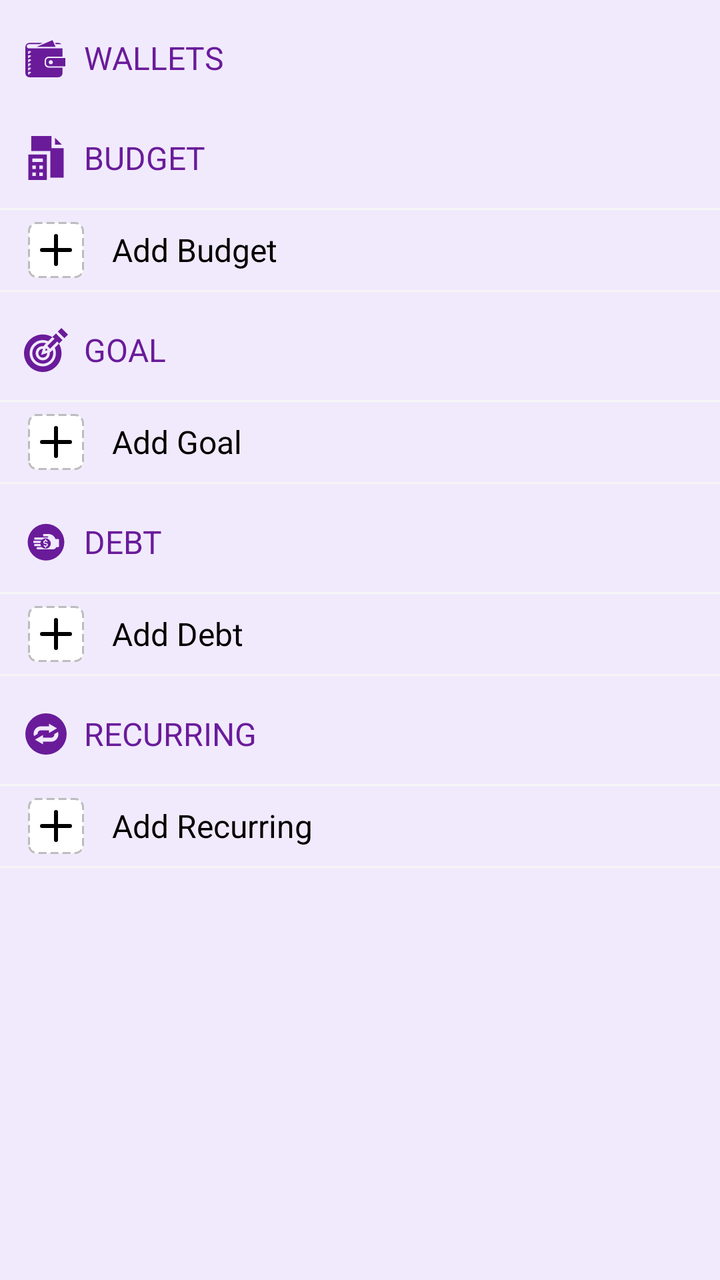
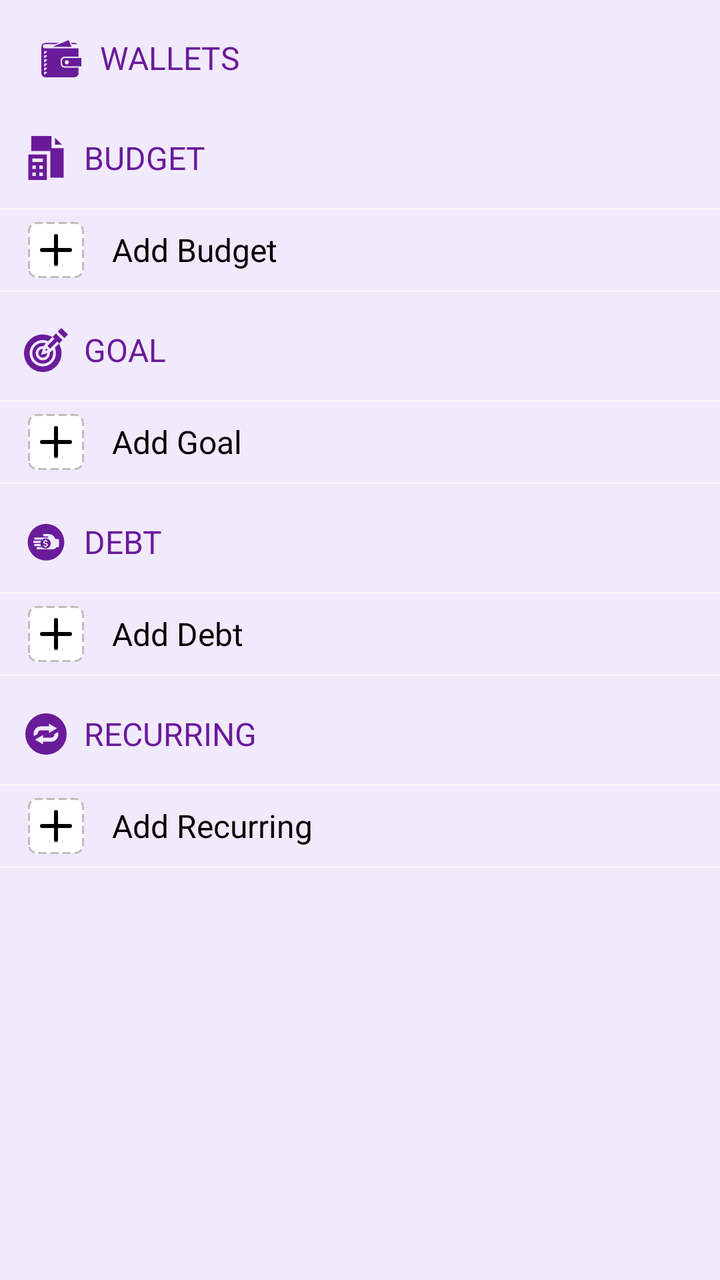

Before-and-after screenshots of an Android layout around one commit, followed by the original layout XML and the change that was made.
<!-- AndroidManifest.xml: application theme Theme.MoneyTracker -->
<!-- res/layout/fragment_more.xml -->
<?xml version="1.0" encoding="utf-8"?>
<androidx.core.widget.NestedScrollView xmlns:android="http://schemas.android.com/apk/res/android"
    xmlns:app="http://schemas.android.com/apk/res-auto"
    android:layout_width="match_parent"
    android:layout_height="match_parent"
    android:background="@color/app_light_background"
    android:fillViewport="true">

    <androidx.constraintlayout.widget.ConstraintLayout
        android:layout_width="match_parent"
        android:layout_height="wrap_content">

        
        <RelativeLayout
            android:id="@+id/rlWallets"
            android:layout_width="match_parent"
            android:layout_height="wrap_content"
            android:layout_marginTop="@dimen/margin_6"
            app:layout_constraintTop_toTopOf="parent">

            <androidx.appcompat.widget.AppCompatTextView
                android:id="@+id/tvWallets"
                android:layout_width="wrap_content"
                android:layout_height="wrap_content"
                android:layout_marginStart="@dimen/margin_12"
                android:layout_marginTop="@dimen/margin_12"
                android:drawableStart="@drawable/ic_more_wallet"
                android:drawablePadding="@dimen/padding_8"
                android:gravity="center_vertical"
                android:text="@string/wallets"
                android:textAllCaps="true"
                android:textColor="@color/vibrant_orange"
                android:textSize="@dimen/text_16"
                app:drawableTint="@color/vibrant_orange"
                app:fontFamily="@font/exo2_bold" />

            <androidx.recyclerview.widget.RecyclerView
                android:id="@+id/rvWallets"
                android:layout_width="match_parent"
                android:layout_height="wrap_content"
                android:layout_below="@id/tvWallets"
                android:layout_marginStart="@dimen/margin_10"
                android:layout_marginTop="@dimen/margin_10"
                android:layout_marginEnd="@dimen/margin_10"
                android:nestedScrollingEnabled="false"
                app:layoutManager="androidx.recyclerview.widget.GridLayoutManager"
                app:spanCount="2" />
        </RelativeLayout>

        
        <RelativeLayout
            android:id="@+id/rlBudget"
            android:layout_width="match_parent"
            android:layout_height="wrap_content"
            android:layout_marginTop="@dimen/margin_6"
            app:layout_constraintTop_toBottomOf="@id/rlWallets">

            <androidx.appcompat.widget.AppCompatTextView
                android:id="@+id/tvBudgets"
                android:layout_width="wrap_content"
                android:layout_height="wrap_content"
                android:layout_marginStart="@dimen/margin_12"
                android:layout_marginTop="@dimen/margin_12"
                android:drawableStart="@drawable/ic_more_budget"
                android:drawablePadding="@dimen/padding_8"
                android:gravity="center_vertical"
                android:text="@string/budget"
                android:textAllCaps="true"
                android:textColor="@color/vibrant_orange"
                android:textSize="@dimen/text_16"
                app:drawableTint="@color/vibrant_orange"
                app:fontFamily="@font/exo2_bold" />

            <androidx.recyclerview.widget.RecyclerView
                android:id="@+id/rvBudgets"
                android:layout_width="match_parent"
                android:layout_height="wrap_content"
                android:layout_below="@id/tvBudgets"
                android:layout_marginStart="@dimen/margin_10"
                android:layout_marginTop="@dimen/margin_10"
                android:layout_marginEnd="@dimen/margin_10"
                android:nestedScrollingEnabled="false"
                app:layoutManager="androidx.recyclerview.widget.GridLayoutManager"
                app:spanCount="2" />

            <View
                android:id="@+id/viewLineBudget1"
                android:layout_width="match_parent"
                android:layout_height="1dp"
                android:layout_below="@+id/rvBudgets"
                android:layout_marginTop="@dimen/margin_4"
                android:background="@color/light_grey"
                app:layout_constraintEnd_toEndOf="parent"
                app:layout_constraintStart_toStartOf="parent"
                app:layout_constraintTop_toTopOf="parent" />

            <LinearLayout
                android:id="@+id/layoutAddBudget"
                android:layout_width="match_parent"
                android:layout_height="40dp"
                android:layout_below="@+id/viewLineBudget1"
                android:gravity="center_vertical"
                android:orientation="horizontal"
                android:paddingTop="@dimen/padding_6"
                android:paddingBottom="@dimen/padding_6"
                app:layout_constraintStart_toStartOf="parent">

                <androidx.appcompat.widget.AppCompatImageView
                    android:layout_width="28dp"
                    android:layout_height="28dp"
                    android:layout_marginStart="@dimen/margin_14"
                    android:background="@drawable/bg_dotted_border"
                    android:scaleType="center"
                    app:srcCompat="@drawable/ic_add"
                    app:tint="@color/black" />

                <androidx.appcompat.widget.AppCompatTextView
                    android:layout_width="wrap_content"
                    android:layout_height="wrap_content"
                    android:layout_marginStart="@dimen/margin_14"
                    android:text="@string/add_budget"
                    android:textColor="@color/black"
                    android:textSize="@dimen/text_16"
                    app:fontFamily="@font/exo2_semibold" />
            </LinearLayout>

            <View
                android:id="@+id/viewLineBudget2"
                android:layout_width="match_parent"
                android:layout_height="1dp"
                android:layout_below="@+id/layoutAddBudget"
                android:background="@color/light_grey"
                app:layout_constraintEnd_toEndOf="parent"
                app:layout_constraintStart_toStartOf="parent"
                app:layout_constraintTop_toTopOf="parent" />
        </RelativeLayout>

        
        <RelativeLayout
            android:id="@+id/rlGoal"
            android:layout_width="match_parent"
            android:layout_height="wrap_content"
            android:layout_marginTop="@dimen/margin_6"
            app:layout_constraintTop_toBottomOf="@id/rlBudget">

            <androidx.appcompat.widget.AppCompatTextView
                android:id="@+id/tvGoal"
                android:layout_width="wrap_content"
                android:layout_height="wrap_content"
                android:layout_marginStart="@dimen/margin_12"
                android:layout_marginTop="@dimen/margin_12"
                android:drawableStart="@drawable/ic_more_goal"
                android:drawablePadding="@dimen/padding_8"
                app:drawableTint="@color/vibrant_orange"
                android:gravity="center_vertical"
                android:text="@string/goal"
                android:textAllCaps="true"
                android:textColor="@color/vibrant_orange"
                android:textSize="@dimen/text_16"
                app:fontFamily="@font/exo2_bold" />

            <androidx.recyclerview.widget.RecyclerView
                android:id="@+id/rvGoal"
                android:layout_width="match_parent"
                android:layout_height="wrap_content"
                android:layout_below="@id/tvGoal"
                android:layout_marginStart="@dimen/margin_10"
                android:layout_marginTop="@dimen/margin_10"
                android:layout_marginEnd="@dimen/margin_10"
                android:nestedScrollingEnabled="false"
                app:layoutManager="androidx.recyclerview.widget.GridLayoutManager"
                app:spanCount="2" />

            <View
                android:id="@+id/viewLineGoal1"
                android:layout_width="match_parent"
                android:layout_height="1dp"
                android:layout_below="@+id/rvGoal"
                android:layout_marginTop="@dimen/margin_4"
                android:background="@color/light_grey"
                app:layout_constraintEnd_toEndOf="parent"
                app:layout_constraintStart_toStartOf="parent"
                app:layout_constraintTop_toTopOf="parent" />

            <LinearLayout
                android:id="@+id/layoutAddGoal"
                android:layout_width="match_parent"
                android:layout_height="40dp"
                android:layout_below="@+id/viewLineGoal1"
                android:gravity="center_vertical"
                android:orientation="horizontal"
                android:paddingTop="@dimen/padding_6"
                android:paddingBottom="@dimen/padding_6"
                app:layout_constraintStart_toStartOf="parent">

                <androidx.appcompat.widget.AppCompatImageView
                    android:layout_width="28dp"
                    android:layout_height="28dp"
                    android:layout_marginStart="@dimen/margin_14"
                    android:background="@drawable/bg_dotted_border"
                    android:scaleType="center"
                    app:srcCompat="@drawable/ic_add"
                    app:tint="@color/black" />

                <androidx.appcompat.widget.AppCompatTextView
                    android:layout_width="wrap_content"
                    android:layout_height="wrap_content"
                    android:layout_marginStart="@dimen/margin_14"
                    android:text="@string/add_goal"
                    android:textColor="@color/black"
                    android:textSize="@dimen/text_16"
                    app:fontFamily="@font/exo2_semibold" />
            </LinearLayout>

            <View
                android:id="@+id/viewLineGoal2"
                android:layout_width="match_parent"
                android:layout_height="1dp"
                android:layout_below="@+id/layoutAddGoal"
                android:background="@color/light_grey"
                app:layout_constraintEnd_toEndOf="parent"
                app:layout_constraintStart_toStartOf="parent"
                app:layout_constraintTop_toTopOf="parent" />
        </RelativeLayout>

        
        <RelativeLayout
            android:id="@+id/rlDebt"
            android:layout_width="match_parent"
            android:layout_height="wrap_content"
            android:layout_marginTop="@dimen/margin_6"
            app:layout_constraintTop_toBottomOf="@id/rlGoal">

            <androidx.appcompat.widget.AppCompatTextView
                android:id="@+id/tvDebt"
                android:layout_width="wrap_content"
                android:layout_height="wrap_content"
                android:layout_marginStart="@dimen/margin_12"
                android:layout_marginTop="@dimen/margin_12"
                android:drawableStart="@drawable/ic_more_debt"
                android:drawablePadding="@dimen/padding_8"
                app:drawableTint="@color/vibrant_orange"
                android:gravity="center_vertical"
                android:text="@string/debt"
                android:textAllCaps="true"
                android:textColor="@color/vibrant_orange"
                android:textSize="@dimen/text_16"
                app:fontFamily="@font/exo2_bold" />

            <androidx.recyclerview.widget.RecyclerView
                android:id="@+id/rvDebt"
                android:layout_width="match_parent"
                android:layout_height="wrap_content"
                android:layout_below="@id/tvDebt"
                android:layout_marginStart="@dimen/margin_10"
                android:layout_marginTop="@dimen/margin_10"
                android:layout_marginEnd="@dimen/margin_10"
                android:nestedScrollingEnabled="false"
                app:layoutManager="androidx.recyclerview.widget.GridLayoutManager"
                app:spanCount="2" />

            <View
                android:id="@+id/viewLineDebt1"
                android:layout_width="match_parent"
                android:layout_height="1dp"
                android:layout_below="@+id/rvDebt"
                android:layout_marginTop="@dimen/margin_4"
                android:background="@color/light_grey"
                app:layout_constraintEnd_toEndOf="parent"
                app:layout_constraintStart_toStartOf="parent"
                app:layout_constraintTop_toTopOf="parent" />

            <LinearLayout
                android:id="@+id/layoutAddDebt"
                android:layout_width="match_parent"
                android:layout_height="40dp"
                android:layout_below="@+id/viewLineDebt1"
                android:gravity="center_vertical"
                android:orientation="horizontal"
                android:paddingTop="@dimen/padding_6"
                android:paddingBottom="@dimen/padding_6"
                app:layout_constraintStart_toStartOf="parent">

                <androidx.appcompat.widget.AppCompatImageView
                    android:layout_width="28dp"
                    android:layout_height="28dp"
                    android:layout_marginStart="@dimen/margin_14"
                    android:background="@drawable/bg_dotted_border"
                    android:scaleType="center"
                    app:srcCompat="@drawable/ic_add"
                    app:tint="@color/black" />

                <androidx.appcompat.widget.AppCompatTextView
                    android:layout_width="wrap_content"
                    android:layout_height="wrap_content"
                    android:layout_marginStart="@dimen/margin_14"
                    android:text="@string/add_debt"
                    android:textColor="@color/black"
                    android:textSize="@dimen/text_16"
                    app:fontFamily="@font/exo2_semibold" />
            </LinearLayout>

            <View
                android:id="@+id/viewLineDebt2"
                android:layout_width="match_parent"
                android:layout_height="1dp"
                android:layout_below="@+id/layoutAddDebt"
                android:background="@color/light_grey"
                app:layout_constraintEnd_toEndOf="parent"
                app:layout_constraintStart_toStartOf="parent"
                app:layout_constraintTop_toTopOf="parent" />
        </RelativeLayout>

        
        <RelativeLayout
            android:id="@+id/rlRecurring"
            android:layout_width="match_parent"
            android:layout_height="wrap_content"
            android:layout_marginTop="@dimen/margin_6"
            app:layout_constraintTop_toBottomOf="@id/rlDebt">

            <androidx.appcompat.widget.AppCompatTextView
                android:id="@+id/tvRecurring"
                android:layout_width="wrap_content"
                android:layout_height="wrap_content"
                android:layout_marginStart="@dimen/margin_12"
                android:layout_marginTop="@dimen/margin_12"
                android:drawableStart="@drawable/ic_more_recurring"
                android:drawablePadding="@dimen/padding_8"
                app:drawableTint="@color/vibrant_orange"
                android:gravity="center_vertical"
                android:text="@string/recurring"
                android:textAllCaps="true"
                android:textColor="@color/vibrant_orange"
                android:textSize="@dimen/text_16"
                app:fontFamily="@font/exo2_bold" />

            <androidx.recyclerview.widget.RecyclerView
                android:id="@+id/rvRecurring"
                android:layout_width="match_parent"
                android:layout_height="wrap_content"
                android:layout_below="@id/tvRecurring"
                android:layout_marginStart="@dimen/margin_10"
                android:layout_marginTop="@dimen/margin_10"
                android:layout_marginEnd="@dimen/margin_10"
                android:nestedScrollingEnabled="false"
                app:layoutManager="androidx.recyclerview.widget.GridLayoutManager"
                app:spanCount="2" />

            <View
                android:id="@+id/viewLineRecurring1"
                android:layout_width="match_parent"
                android:layout_height="1dp"
                android:layout_below="@+id/rvRecurring"
                android:layout_marginTop="@dimen/margin_4"
                android:background="@color/light_grey"
                app:layout_constraintEnd_toEndOf="parent"
                app:layout_constraintStart_toStartOf="parent"
                app:layout_constraintTop_toTopOf="parent" />

            <LinearLayout
                android:id="@+id/layoutAddRecurring"
                android:layout_width="match_parent"
                android:layout_height="40dp"
                android:layout_below="@+id/viewLineRecurring1"
                android:gravity="center_vertical"
                android:orientation="horizontal"
                android:paddingTop="@dimen/padding_6"
                android:paddingBottom="@dimen/padding_6"
                app:layout_constraintStart_toStartOf="parent">

                <androidx.appcompat.widget.AppCompatImageView
                    android:layout_width="28dp"
                    android:layout_height="28dp"
                    android:layout_marginStart="@dimen/margin_14"
                    android:background="@drawable/bg_dotted_border"
                    android:scaleType="center"
                    app:srcCompat="@drawable/ic_add"
                    app:tint="@color/black" />

                <androidx.appcompat.widget.AppCompatTextView
                    android:layout_width="wrap_content"
                    android:layout_height="wrap_content"
                    android:layout_marginStart="@dimen/margin_14"
                    android:text="@string/add_recurring"
                    android:textColor="@color/black"
                    android:textSize="@dimen/text_16"
                    app:fontFamily="@font/exo2_semibold" />
            </LinearLayout>

            <View
                android:id="@+id/viewLineRecurring2"
                android:layout_width="match_parent"
                android:layout_height="1dp"
                android:layout_below="@+id/layoutAddRecurring"
                android:background="@color/light_grey"
                app:layout_constraintEnd_toEndOf="parent"
                app:layout_constraintStart_toStartOf="parent"
                app:layout_constraintTop_toTopOf="parent" />
        </RelativeLayout>
    </androidx.constraintlayout.widget.ConstraintLayout>
</androidx.core.widget.NestedScrollView>
<!-- resources referenced by this layout -->
<resources>
  <color name="app_light_background">#8CE6D9FC</color>
  <color name="black">#FF000000</color>
  <color name="light_grey">#F6F6F6</color>
  <color name="vibrant_orange">#FF6A1B9A</color>
  <dimen name="margin_10">10dp</dimen>
  <dimen name="margin_12">12dp</dimen>
  <dimen name="margin_14">14dp</dimen>
  <dimen name="margin_4">4dp</dimen>
  <dimen name="margin_6">6dp</dimen>
  <dimen name="padding_6">6dp</dimen>
  <dimen name="padding_8">8dp</dimen>
  <dimen name="text_16">16sp</dimen>
  <!-- drawable bg_dotted_border (drawable) -->
  <?xml version="1.0" encoding="utf-8"?>
  <shape xmlns:android="http://schemas.android.com/apk/res/android">
      <solid android:color="@color/white" />
      <stroke
          android:width="1dp"
          android:color="#BDBDBD"
          android:dashWidth="4dp"
          android:dashGap="2dp" />
      <corners android:radius="4dp" />
  </shape>
  <!-- drawable ic_add (drawable) -->
  <?xml version="1.0" encoding="utf-8"?>
  <vector xmlns:android="http://schemas.android.com/apk/res/android"
      android:width="24dp"
      android:height="24dp"
      android:viewportWidth="24"
      android:viewportHeight="24">
  
      <path
          android:fillColor="#FFFFFF"
          android:pathData="M12,19L12,5"
          android:strokeWidth="2"
          android:strokeColor="#FFFFFF"
          android:strokeLineCap="round"
          android:strokeLineJoin="round" />
  
      <path
          android:fillColor="#FFFFFF"
          android:pathData="M5,12L19,12"
          android:strokeWidth="2"
          android:strokeColor="#FFFFFF"
          android:strokeLineCap="round"
          android:strokeLineJoin="round" />
  
  </vector>
  <!-- drawable ic_more_budget (drawable) -->
  <vector xmlns:android="http://schemas.android.com/apk/res/android" android:height="22dp" android:viewportHeight="512" android:viewportWidth="512" android:width="22dp">
        
      <path android:fillColor="#000000" android:pathData="M360.42,20.21l0,80.84l80.84,0z"/>
        
      <path android:fillColor="#000000" android:pathData="M320,141.47l0,-141.47l-235.79,0l0,175.16l222.32,0l0,309.9l154.95,0l0,-343.58z"/>
        
      <path android:fillColor="#000000" android:pathData="M50.53,215.58V512h215.58V215.58H50.53zM138.1,464.84H97.68v-40.42h40.42V464.84zM138.1,384H97.68v-40.42h40.42V384zM218.95,464.84h-40.42v-40.42h40.42V464.84zM218.95,384h-40.42v-40.42h40.42V384zM218.95,303.16H97.68v-40.42h121.26V303.16z"/>
      
  </vector>
  <!-- drawable ic_more_recurring (drawable) -->
  <vector xmlns:android="http://schemas.android.com/apk/res/android" android:height="22dp" android:viewportHeight="64" android:viewportWidth="64" android:width="22dp">
        
      <path android:fillColor="#000000" android:pathData="M53.214,10.786c-11.715,-11.715 -30.711,-11.715 -42.426,0c-11.717,11.717 -11.717,30.711 0,42.426c11.715,11.717 30.711,11.717 42.426,0c11.715,-11.715 11.715,-30.709 0,-42.426M14.001,31.548c0,-2.865 1.105,-5.555 3.114,-7.58a10.515,10.515 0,0 1,7.518 -3.141h11.771v-3.828l11.598,6.752l-11.598,6.752v-3.828H24.633c-2.665,0 -4.831,2.186 -4.831,4.873c0,0.131 0.004,0.262 0.014,0.393L14.564,35a10.747,10.747 0,0 1,-0.563 -3.452m32.884,8.476a10.542,10.542 0,0 1,-7.526 3.143H27.61v3.832l-11.609,-6.758l11.609,-6.758v3.832h11.748c2.668,0 4.838,-2.191 4.838,-4.879c0,-0.125 -0.006,-0.25 -0.015,-0.371l5.265,-3.066c0.365,1.094 0.555,2.25 0.555,3.438c0,2.867 -1.107,5.56 -3.116,7.587"/>
      
  </vector>
  <string name="add_budget">Add Budget</string>
  <string name="add_debt">Add Debt</string>
  <string name="add_goal">Add Goal</string>
  <string name="add_recurring">Add Recurring</string>
  <string name="budget">Budget</string>
  <string name="debt">Debt</string>
  <string name="goal">Goal</string>
  <string name="recurring">Recurring</string>
  <string name="wallets">Wallets</string>
  <color name="white">#FFFFFFFF</color>
  <color name="azure_blue">#FF2563EB</color>
  <color name="emerald_green">#FF10B981</color>
  <color name="teal">#FF03DAC5</color>
  <color name="dark_teal">#FF018786</color>
  <!-- unchanged entries left out for length: 13 -->
</resources>

<!-- the commit's change to res/layout/fragment_more.xml (unified diff, before → after) -->
@@ -22,7 +22,7 @@
                 android:id="@+id/tvWallets"
                 android:layout_width="wrap_content"
                 android:layout_height="wrap_content"
-                android:layout_marginStart="@dimen/margin_12"
+                android:layout_marginStart="@dimen/margin_20"
                 android:layout_marginTop="@dimen/margin_12"
                 android:drawableStart="@drawable/ic_more_wallet"
                 android:drawablePadding="@dimen/padding_8"
<!-- resource entries referenced after the edit -->
@@ -7,6 +7,7 @@
   <dimen name="margin_10">10dp</dimen>
   <dimen name="margin_12">12dp</dimen>
   <dimen name="margin_14">14dp</dimen>
+  <dimen name="margin_20">20dp</dimen>
   <dimen name="margin_4">4dp</dimen>
   <dimen name="margin_6">6dp</dimen>
   <dimen name="padding_6">6dp</dimen>
